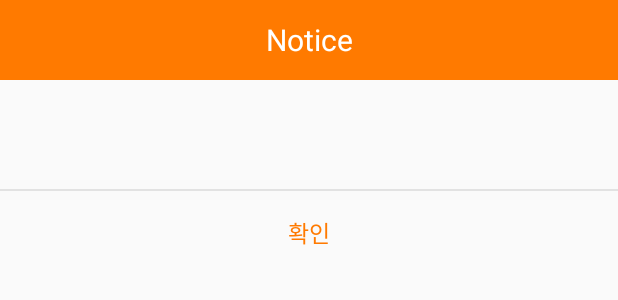
After one commit to KwonOyun/JIKIME, an Android app: the layout activity_pop_up.xml on its own in the app's theme, with its tools: preview values and no code run, on a phone screen of 412 x 824 dp. The commit adds this screen. Shown: the top 300 px of the screen. Run offline under Robolectric (Android 15) with nearby library versions, the phone set to English and light mode, and no system bars.

Commit message:
17/12/15

```diff
--- /dev/null
+++ b/app/src/main/res/layout/activity_pop_up.xml
@@ -0,0 +1,67 @@
+<?xml version="1.0" encoding="utf-8"?>
+<LinearLayout xmlns:android="http://schemas.android.com/apk/res/android"
+    xmlns:app="http://schemas.android.com/apk/res-auto"
+    xmlns:tools="http://schemas.android.com/tools"
+    android:layout_width="match_parent"
+    android:layout_height="match_parent"
+    android:orientation="vertical"
+    tools:context="com.example.oyun.saveme.PopUpActivity">
+
+    <LinearLayout
+        android:orientation="horizontal"
+        android:layout_width="match_parent"
+        android:layout_height="wrap_content">
+        <TextView
+            android:text="Notice"
+            android:textSize="20sp"
+            android:textColor="#fff"
+            android:gravity="center"
+            android:background="#ff7a00"
+            android:layout_width="match_parent"
+            android:layout_height="53dp" />
+    </LinearLayout>
+    <!-- //end 타이틀바 -->
+
+    <!-- Notice -->
+    <LinearLayout
+        android:padding="24dp"
+        android:orientation="vertical"
+        android:layout_width="match_parent"
+        android:layout_height="wrap_content">
+        <TextView
+            android:id="@+id/txtText"
+            android:textSize="15sp"
+            android:textColor="#000"
+            android:alpha="0.87"
+            android:gravity="center"
+            android:layout_marginBottom="3dp"
+            android:layout_width="match_parent"
+            android:layout_height="wrap_content" />
+    </LinearLayout>
+    <!-- Notice -->
+
+    <View
+        android:background="#66bdbdbd"
+        android:layout_width="match_parent"
+        android:layout_height="1dp" />
+
+    <!-- 닫기 버튼 -->
+    <LinearLayout
+        android:orientation="horizontal"
+        android:gravity="center"
+        android:layout_width="match_parent"
+        android:layout_height="wrap_content">
+        <Button
+            android:text="확인"
+            android:textSize="15sp"
+            android:textColor="#ff7a00"
+            android:padding="16dp"
+            android:gravity="center"
+            android:background="#00000000"
+            android:layout_width="match_parent"
+            android:layout_height="53dp"
+            android:onClick="mOnClose"/>
+    </LinearLayout>
+    <!--// 닫기 버튼 -->
+
+</LinearLayout>
--- a/app/src/main/res/layout/activity_setting.xml
+++ b/app/src/main/res/layout/activity_setting.xml
@@ -33,6 +33,12 @@
                 android:textColor="#000000"
                 android:textStyle="bold"
                 android:layout_marginTop="10dp"/>
+
+            <Button
+                android:layout_width="wrap_content"
+                android:layout_height="wrap_content"
+                android:layout_gravity="right"
+                android:text="aaaaa"/>
        </LinearLayout>
 
         <LinearLayout
```
Also changed, not shown: app/src/main/AndroidManifest.xml (+16 -7 lines), app/src/main/java/com/example/oyun/saveme/MainActivity.java (+0 -27 lines), app/src/main/java/com/example/oyun/saveme/PopUpActivity.java (added, +51 -0 lines).
